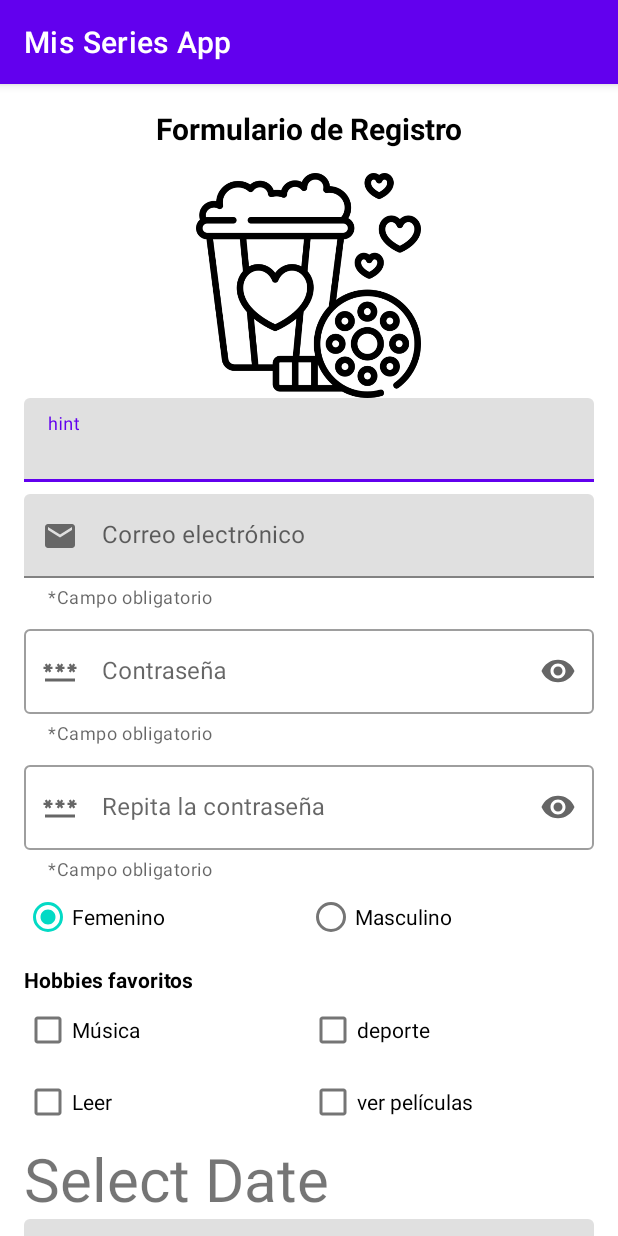
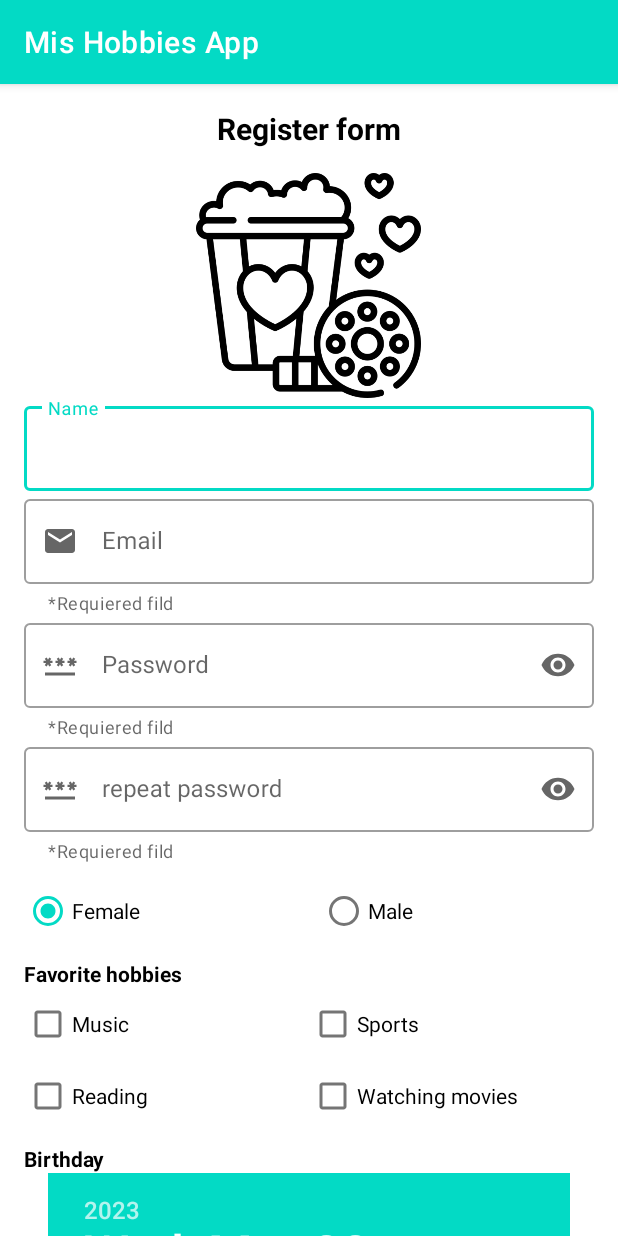
Before and after one commit to yesikamilena/Practica-1-y-2-Interfaces-de-Usuario-Punto-2, an Android app: the screen it shows after launch (SignUpActivity), on a phone screen of 412 x 824 dp. Run offline under Robolectric (Android 15) with nearby library versions, the phone set to English and light mode, and no system bars.

Commit message:
Punto 2 del lab 2 finalizado

```diff
--- a/app/build.gradle
+++ b/app/build.gradle
@@ -12,7 +12,7 @@ android {
         minSdk 24
         targetSdk 33
         versionCode 1
-        versionName "1.0"
+        versionName "2.0"
 
         testInstrumentationRunner "androidx.test.runner.AndroidJUnitRunner"
     }
@@ -44,6 +44,7 @@ dependencies {
     implementation 'androidx.appcompat:appcompat:1.6.1'
     implementation 'com.google.android.material:material:1.8.0'
     implementation 'androidx.constraintlayout:constraintlayout:2.1.4'
+    implementation 'androidx.lifecycle:lifecycle-viewmodel-ktx:2.6.0'
     testImplementation 'junit:junit:4.13.2'
     androidTestImplementation 'androidx.test.ext:junit:1.1.5'
     androidTestImplementation 'androidx.test.espresso:espresso-core:3.5.1'
--- /dev/null
+++ b/app/src/main/java/com/yesikamilenacarvajal/misseriesapp/ui/signup/SignUpViewModel.kt
@@ -0,0 +1,40 @@
+package com.yesikamilenacarvajal.misseriesapp.ui.signup
+
+import androidx.lifecycle.MutableLiveData
+import androidx.lifecycle.ViewModel
+
+class SignUpViewModel : ViewModel() {
+
+    val namevacio: MutableLiveData<Int> by lazy {
+        MutableLiveData<Int>()
+    }
+    val emailvacio: MutableLiveData<Int> by lazy {
+        MutableLiveData<Int>()
+    }
+    val passwordvacio: MutableLiveData<Int> by lazy {
+        MutableLiveData<Int>()
+    }
+    val repasswordvacio: MutableLiveData<Int> by lazy {
+        MutableLiveData<Int>()
+    }
+    val passnoigual: MutableLiveData<Int> by lazy {
+        MutableLiveData<Int>()
+    }
+    val info1: MutableLiveData<String> by lazy {
+        MutableLiveData<String>()
+    }
+
+    fun revisarvacios(name:String, email:String, password:String, repassword:String){
+        if (name == "" || email == "" || password == "" || repassword == "") {
+            if (name == "") namevacio.value = 1;
+            if (email == "") emailvacio.value = 1;
+            if (password == "") passwordvacio.value = 1;
+            if (repassword == "") repasswordvacio.value = 1;
+        }
+        else if (password == repassword) {
+            info1.value = "Name: $name \nEmail: $email \nPassword: $password";
+                //"Email: $email \nPassword: $password"
+        }
+        else passnoigual.value=1;
+    }
+}
--- a/app/src/main/res/layout/activity_sign_up.xml
+++ b/app/src/main/res/layout/activity_sign_up.xml
@@ -34,6 +34,7 @@
             android:contentDescription="@null" />
 
         <com.google.android.material.textfield.TextInputLayout
+            style="@style/Widget.MaterialComponents.TextInputLayout.OutlinedBox"
             android:id="@+id/name_text_input_layout"
             android:layout_width="match_parent"
             android:layout_height="match_parent">
@@ -42,10 +43,11 @@
                 android:id="@+id/name_edit_text"
                 android:layout_width="match_parent"
                 android:layout_height="wrap_content"
-                android:hint="hint" />
+                android:hint="@string/name" />
         </com.google.android.material.textfield.TextInputLayout>
 
         <com.google.android.material.textfield.TextInputLayout
+            style="@style/Widget.MaterialComponents.TextInputLayout.OutlinedBox"
             android:id="@+id/email_text_input_layout"
             android:layout_width="match_parent"
             android:layout_height="wrap_content"
@@ -67,7 +69,6 @@
             style="@style/Widget.MaterialComponents.TextInputLayout.OutlinedBox"
             android:layout_width="match_parent"
             android:layout_height="wrap_content"
-            android:layout_marginTop="8dp"
             app:endIconMode="password_toggle"
             app:helperText="@string/requiered_film"
             app:startIconDrawable="@drawable/ic_password">
@@ -85,7 +86,6 @@
             style="@style/Widget.MaterialComponents.TextInputLayout.OutlinedBox"
             android:layout_width="match_parent"
             android:layout_height="wrap_content"
-            android:layout_marginTop="8dp"
             app:endIconMode="password_toggle"
             app:helperText="@string/requiered_film"
             app:startIconDrawable="@drawable/ic_password">
@@ -108,6 +108,7 @@
                 android:id="@+id/female_radio_button"
                 android:layout_width="wrap_content"
                 android:layout_height="wrap_content"
+                android:layout_marginTop="8dp"
                 android:layout_weight="1"
                 android:checked="true"
                 android:text="@string/female" />
@@ -116,6 +117,7 @@
                 android:id="@+id/male_radio_button"
                 android:layout_width="wrap_content"
                 android:layout_height="wrap_content"
+                android:layout_marginTop="8dp"
                 android:layout_weight="1"
                 android:text="@string/male" />
 
@@ -137,14 +139,14 @@
             android:orientation="horizontal">
 
             <CheckBox
-                android:id="@+id/action_check_box"
+                android:id="@+id/music_check_box"
                 android:layout_width="0dp"
                 android:layout_height="wrap_content"
                 android:layout_weight="1"
                 android:text="@string/music" />
 
             <CheckBox
-                android:id="@+id/adventure_check_box"
+                android:id="@+id/sports_check_box"
                 android:layout_width="0dp"
                 android:layout_height="wrap_content"
                 android:layout_weight="1"
@@ -158,14 +160,14 @@
             android:orientation="horizontal">
 
             <CheckBox
-                android:id="@+id/love_check_box"
+                android:id="@+id/reading_check_box"
                 android:layout_width="0dp"
                 android:layout_height="wrap_content"
                 android:layout_weight="1"
                 android:text="@string/reading" />
 
             <CheckBox
-                android:id="@+id/suspence_check_box"
+                android:id="@+id/watching_movies_check_box"
                 android:layout_width="0dp"
                 android:layout_height="wrap_content"
                 android:layout_weight="1"
@@ -175,37 +177,29 @@
 
 
         <TextView
+            android:id="@+id/textView"
+            android:layout_width="match_parent"
+            android:layout_height="wrap_content"
+            android:layout_marginTop="8dp"
+            android:text="@string/birthday"
+            android:textColor="@color/black"
+            android:textStyle="bold" />
+
+        <DatePicker
+            android:id="@+id/date_picker"
             android:layout_width="wrap_content"
             android:layout_height="wrap_content"
-            android:id="@+id/tv_date"
-            android:text="Select Date"
-            android:textSize="40sp"/>
+            android:layout_gravity="center_horizontal" />
 
-
-        <com.google.android.material.textfield.TextInputLayout
-            android:id="@+id/date_text_input_layout"
-            android:layout_width="match_parent"
-            android:layout_height="match_parent">
-
-            <com.google.android.material.textfield.TextInputEditText
-                android:id="@+id/date_edit_text"
-                android:layout_width="match_parent"
-                android:layout_height="wrap_content"
-                android:hint="hint" />
-        </com.google.android.material.textfield.TextInputLayout>
-
-        <DatePicker
-            android:id="@+id/datePicker"
-            android:layout_width="wrap_content"
-            android:layout_height="wrap_content" />
 
         <TextView
             android:id="@+id/textView2"
             android:layout_width="match_parent"
             android:layout_height="wrap_content"
+            android:layout_marginTop="8dp"
             android:text="@string/birthplace"
-            android:textColor="@color/black" />
-
+            android:textColor="@color/black"
+            android:textStyle="bold" />
 
         <Spinner
             android:id="@+id/cities_spinner"
@@ -224,8 +218,7 @@
             android:id="@+id/info_text_view"
             android:layout_width="match_parent"
             android:layout_height="wrap_content"
-            android:text="@string/info"
-            android:textColor="#F44336" />
+            android:textColor="#FF03DAC5" />
 
 
     </LinearLayout>
--- a/app/src/main/res/values/strings.xml
+++ b/app/src/main/res/values/strings.xml
@@ -1,40 +1,40 @@
 <resources>
-    <string name="app_name">Mis Series App</string>
-    <string name="form_reg">Formulario de Registro</string>
-    <string name="name">Nombre</string>
-    <string name="email">Correo electrónico</string>
-    <string name="password">Contraseña</string>
-    <string name="rep_password">Repita la contraseña</string>
-    <string name="requiered_film">*Campo obligatorio</string>
-    <string name="register">Registrar</string>
-    <string name="info">info</string>
-    <string name="female">Femenino</string>
-    <string name="male">Masculino</string>
-    <string name="action">Acción</string>
-    <string name="adventure">Aventura</string>
-    <string name="comic">Humor</string>
-    <string name="suspence">Suspenso</string>
+    <string name="app_name">Mis Hobbies App</string>
+    <string name="form_reg">Register form</string>
+    <string name="name">Name</string>
+    <string name="email">Email</string>
+    <string name="password">Password</string>
+    <string name="rep_password">repeat password</string>
+    <string name="requiered_film">*Requiered fild</string>
+    <string name="register">Register</string>
+    <string name="info">Info</string>
+    <string name="female">Female</string>
+    <string name="male">Male</string>
+    <string name="action">Action</string>
+    <string name="adventure">Adventure</string>
+    <string name="comic">Comic</string>
+    <string name="suspence">Suspence</string>
     <string name="terror">Terror</string>
-    <string name="love">Romántico</string>
-    <string name="genre_favorites">Géneros favoritos</string>
+    <string name="love">Love</string>
+    <string name="genre_favorites">Favorite genres</string>
     <string name="title_activity_splash">SplashActivity</string>
     <string name="dummy_button">Dummy Button</string>
     <string name="dummy_content">DUMMY\nCONTENT</string>
-    <string name="favorites_hobbies">Hobbies favoritos</string>
-    <string name="music">Música</string>
-    <string name="sport">deporte</string>
-    <string name="dance">baile</string>
-    <string name="watching_movies">ver películas</string>
-    <string name="reading">Leer</string>
-    <string name="birthday">Fecha de nacimiento</string>
-    <string name="birthplace">Lugar de nacimiento</string>
+    <string name="favorites_hobbies">Favorite hobbies</string>
+    <string name="music">Music</string>
+    <string name="sport">Sports</string>
+    <string name="dance">Dance</string>
+    <string name="watching_movies">Watching movies</string>
+    <string name="reading">Reading</string>
+    <string name="birthday">Birthday</string>
+    <string name="birthplace">Birthplace</string>
 
     <string-array name= "combo_cities">
-        <item>Bogotá</item>
-        <item>Medellín</item>
-        <item>Barranquilla</item>
-        <item>Cali</item>
-        <item>Pasto</item>
+        <item>New York</item>
+        <item>Washington D.C.</item>
+        <item>Los Ángeles</item>
+        <item>Chicago</item>
+        <item>Houston</item>
 
     </string-array>
 </resources>
--- a/app/src/main/res/values/themes.xml
+++ b/app/src/main/res/values/themes.xml
@@ -2,8 +2,8 @@
     <!-- Base application theme. -->
     <style name="Theme.MisSeriesApp" parent="Theme.MaterialComponents.DayNight.DarkActionBar">
         <!-- Primary brand color. -->
-        <item name="colorPrimary">@color/purple_500</item>
-        <item name="colorPrimaryVariant">@color/purple_700</item>
+        <item name="colorPrimary">#03DAC5</item>
+        <item name="colorPrimaryVariant">#049C8D</item>
         <item name="colorOnPrimary">@color/white</item>
         <!-- Secondary brand color. -->
         <item name="colorSecondary">@color/teal_200</item>
```
Also changed, not shown: app/src/main/java/com/yesikamilenacarvajal/misseriesapp/ui/signup/SignUpActivity.kt (+56 -62 lines), 1 other file.
